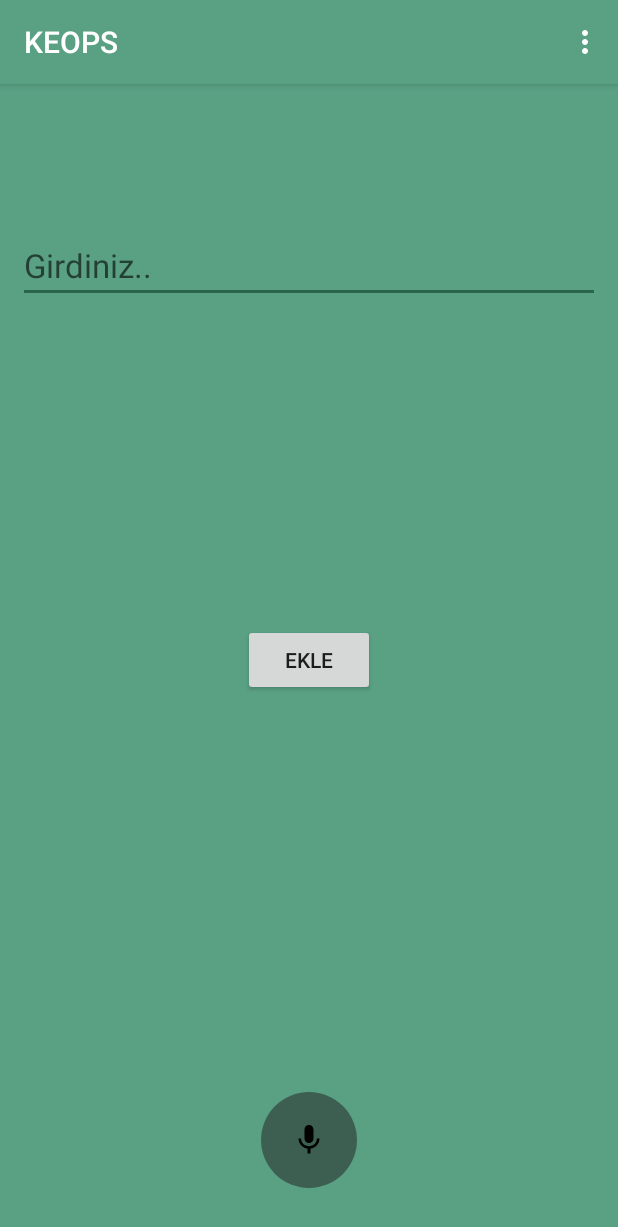
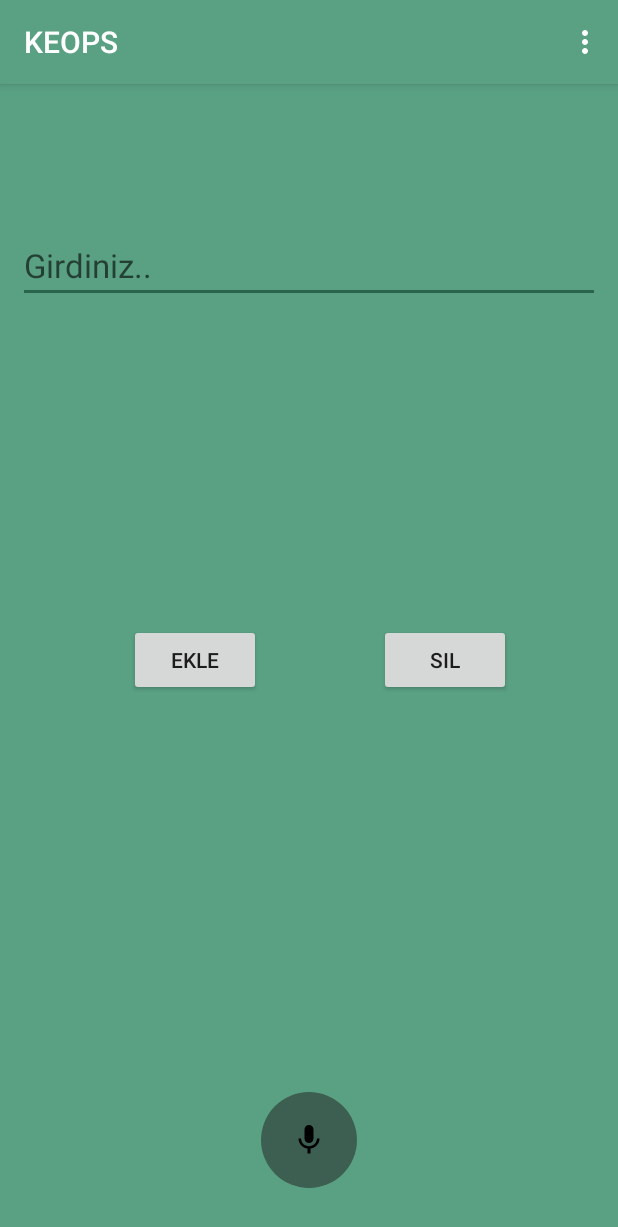
Before and after one commit to KeopsEtu/KeopsMobileFinal, an Android app: the listenActivity screen opened directly, with no data from a screen before it, on a phone screen of 412 x 824 dp. Shown: the top 1227 px of the screen. Run offline under Robolectric (Android 15) with nearby library versions, the phone set to English and light mode, and no system bars; our stand-ins replace Firebase (no records; nobody signed in at launch, a user with empty details on screens opened directly).

Commit message:
Delete function added to Listener

```diff
--- a/app/src/main/res/layout/activity_listen.xml
+++ b/app/src/main/res/layout/activity_listen.xml
@@ -33,6 +33,17 @@
         android:layout_width="wrap_content"
         android:layout_height="wrap_content"
         android:layout_centerInParent="true"
+        android:layout_centerVertical="true"
+        android:layout_toStartOf="@+id/button"
         android:text="Ekle" />
 
+    <Button
+        android:id="@+id/removeButton"
+        android:layout_width="wrap_content"
+        android:layout_height="wrap_content"
+        android:layout_alignParentEnd="true"
+        android:layout_centerVertical="true"
+        android:layout_marginEnd="59dp"
+        android:text="Sil" />
+
 </RelativeLayout>
```
Also changed, not shown: app/src/main/java/com/example/user/keops/listenActivity.java (+119 -2 lines).
